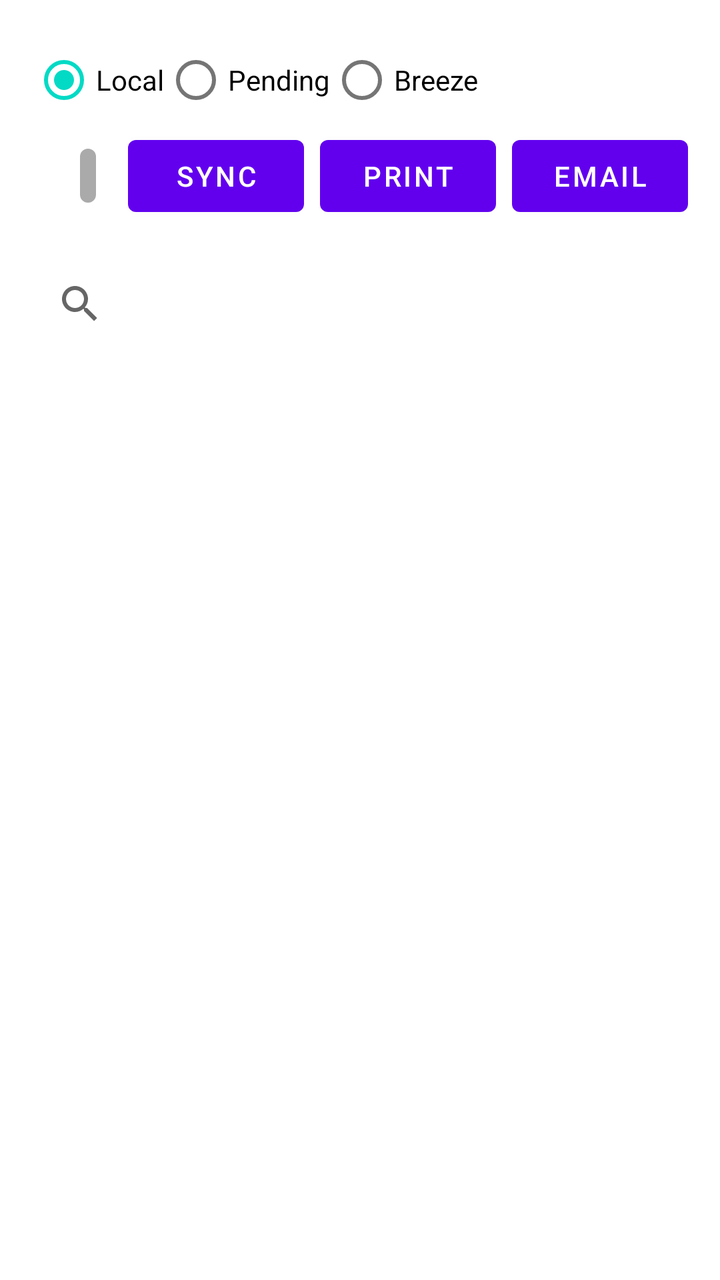
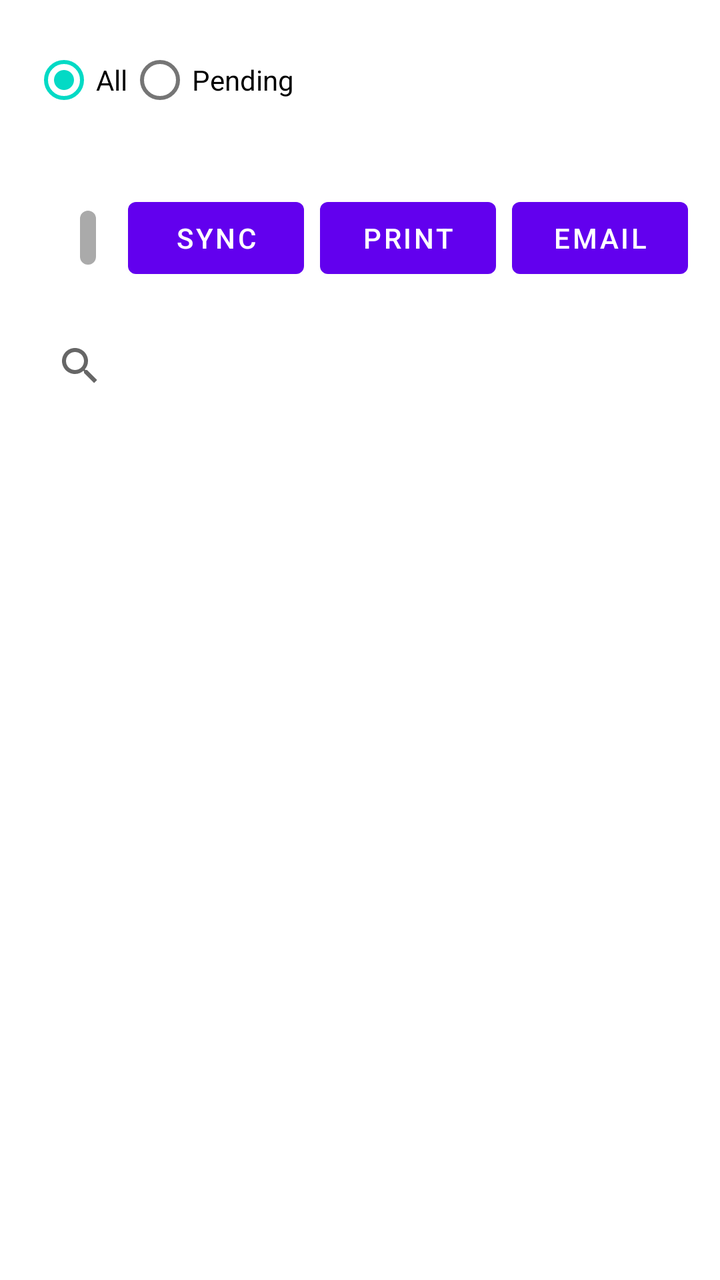

Screens rendered from an Android XML layout before and after an edit, with the pre-edit source and the edit as a unified diff.
<!-- AndroidManifest.xml: application theme Theme.ExpressCheckin -->
<!-- res/layout/fragment_attendance.xml -->
<?xml version="1.0" encoding="utf-8"?>
<LinearLayout xmlns:android="http://schemas.android.com/apk/res/android"
    android:layout_width="match_parent"
    android:layout_height="match_parent"
    android:orientation="vertical"
    android:padding="16dp">

    <RadioGroup
        android:id="@+id/sourceRadioGroup"
        android:layout_width="match_parent"
        android:layout_height="wrap_content"
        android:orientation="horizontal">

        <RadioButton
            android:id="@+id/localRadioButton"
            android:layout_width="wrap_content"
            android:layout_height="wrap_content"
            android:text="Local"
            android:checked="true" />

        <RadioButton
            android:id="@+id/pendingRadioButton"
            android:layout_width="wrap_content"
            android:layout_height="wrap_content"
            android:text="Pending" />

        <RadioButton
            android:id="@+id/breezeRadioButton"
            android:layout_width="wrap_content"
            android:layout_height="wrap_content"
            android:text="Breeze" />
    </RadioGroup>


    <LinearLayout
        android:layout_width="match_parent"
        android:layout_height="wrap_content"
        android:orientation="horizontal"
        android:gravity="end"
        android:paddingBottom="16dp">

        <TextView
            android:id="@+id/attendeesBadge"
            android:layout_width="wrap_content"
            android:layout_height="wrap_content"
            android:background="@drawable/badge_background"
            android:padding="4dp"
            android:textColor="@android:color/white"
            android:textSize="14sp"
            android:textStyle="bold"
            android:layout_marginEnd="16dp"/>

        <Button
            android:id="@+id/syncButton"
            android:layout_width="wrap_content"
            android:layout_height="wrap_content"
            android:text="Sync"
            android:layout_marginEnd="8dp"/>

        <Button
            android:id="@+id/printButton"
            android:layout_width="wrap_content"
            android:layout_height="wrap_content"
            android:text="Print"
            android:layout_marginEnd="8dp"/>

        <Button
            android:id="@+id/emailButton"
            android:layout_width="wrap_content"
            android:layout_height="wrap_content"
            android:text="Email"/>
    </LinearLayout>

    <SearchView
        android:id="@+id/searchView"
        android:layout_width="match_parent"
        android:layout_height="wrap_content"
        android:queryHint="Search persons" />

    <androidx.recyclerview.widget.RecyclerView
        android:id="@+id/recyclerView"
        android:layout_width="match_parent"
        android:layout_height="match_parent"
        android:layout_marginTop="8dp" />
</LinearLayout>
<!-- resources referenced by this layout -->
<resources>
  <!-- drawable badge_background (drawable) -->
  <shape xmlns:android="http://schemas.android.com/apk/res/android">
      <solid android:color="@android:color/darker_gray"/>
      <corners android:radius="8dp"/>
  </shape>
  <style name="Theme.ExpressCheckin" parent="Theme.MaterialComponents.DayNight.DarkActionBar">
          
          <item name="colorPrimary">@color/purple_500</item>
          <item name="colorPrimaryVariant">@color/purple_700</item>
          <item name="colorOnPrimary">@color/white</item>
          
          <item name="colorSecondary">@color/teal_200</item>
          <item name="colorSecondaryVariant">@color/teal_700</item>
          <item name="colorOnSecondary">@color/black</item>
          
          <item name="android:statusBarColor">?attr/colorPrimaryVariant</item>
          
      </style>
  <color name="purple_500">#FF6200EE</color>
  <color name="purple_700">#FF3700B3</color>
  <color name="white">#FFFFFFFF</color>
  <color name="teal_200">#FF03DAC5</color>
  <color name="teal_700">#FF018786</color>
  <color name="black">#FF000000</color>
</resources>

<!-- the commit's change to res/layout/fragment_attendance.xml (unified diff, before → after) -->
@@ -12,10 +12,10 @@
         android:orientation="horizontal">
 
         <RadioButton
-            android:id="@+id/localRadioButton"
+            android:id="@+id/allRadioButton"
             android:layout_width="wrap_content"
             android:layout_height="wrap_content"
-            android:text="Local"
+            android:text="All"
             android:checked="true" />
 
         <RadioButton
@@ -23,14 +23,16 @@
             android:layout_width="wrap_content"
             android:layout_height="wrap_content"
             android:text="Pending" />
-
-        <RadioButton
-            android:id="@+id/breezeRadioButton"
-            android:layout_width="wrap_content"
-            android:layout_height="wrap_content"
-            android:text="Breeze" />
     </RadioGroup>
 
+    
+    <TextView
+        android:id="@+id/syncStatusTextView"
+        android:layout_width="match_parent"
+        android:layout_height="wrap_content"
+        android:paddingTop="4dp"
+        android:paddingBottom="8dp"
+        android:textSize="14sp" />
 
     <LinearLayout
         android:layout_width="match_parent"
